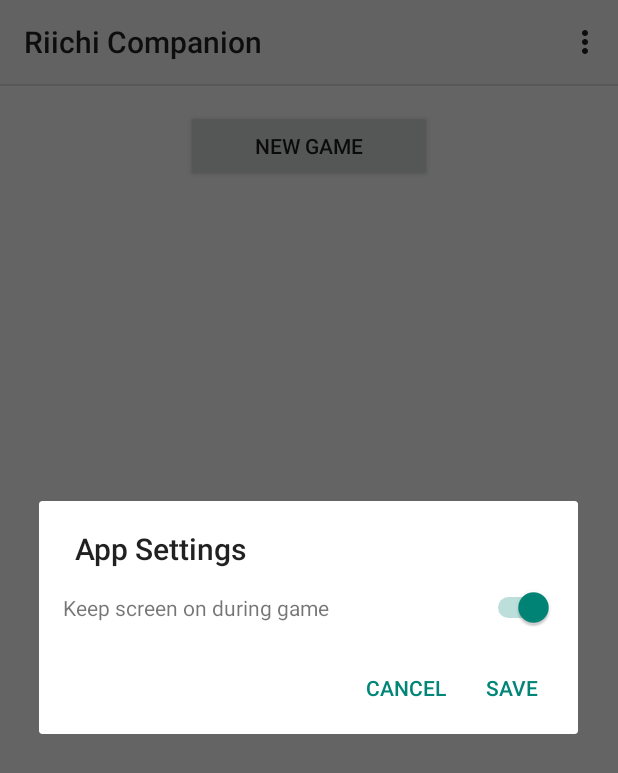
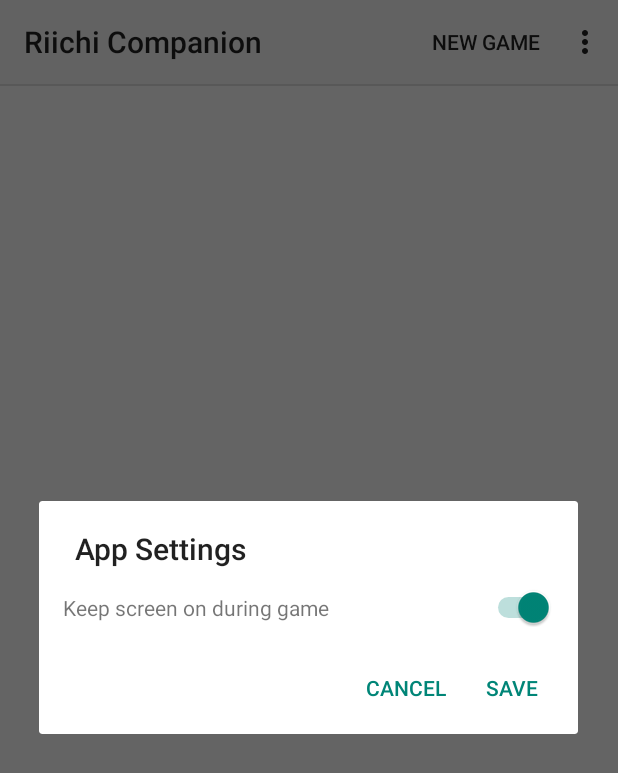
Before and after one commit to NaxHPL/RiichiCompanion, an Android app: the screen it shows after launch (MainActivity), in the options menu, after a tap on "Settings", on a phone screen of 412 x 824 dp. Shown: the top 773 px of the screen. Run offline under Robolectric (Android 15) with nearby library versions, the phone set to English and light mode, and no system bars.

Commit message:
Put New Game button on main activity app bar

```diff
--- a/RiichiCompanion/app/src/main/java/com/example/riichicompanion/MainActivity.java
+++ b/RiichiCompanion/app/src/main/java/com/example/riichicompanion/MainActivity.java
@@ -72,6 +72,10 @@ public class MainActivity extends AppCompatActivity {
             openSettings();
             return true;
         }
+        else if (item.getItemId() == R.id.miNewGame) {
+            createNewGame();
+            return true;
+        }
 
         return super.onOptionsItemSelected(item);
     }
@@ -81,7 +85,7 @@ public class MainActivity extends AppCompatActivity {
         dialog.show(getSupportFragmentManager(), "app_settings_dialog");
     }
 
-    public void createNewGame(View view) {
+    public void createNewGame() {
         if (ongoingGame == null) {
             startCreateGameActivity();
             return;
--- a/RiichiCompanion/app/src/main/res/layout/activity_main.xml
+++ b/RiichiCompanion/app/src/main/res/layout/activity_main.xml
@@ -73,17 +73,6 @@
 
     </androidx.constraintlayout.widget.ConstraintLayout>
 
-    <Button
-        android:id="@+id/btnCreateGame"
-        android:layout_width="164dp"
-        android:layout_height="48dp"
-        android:layout_marginTop="16dp"
-        android:onClick="createNewGame"
-        android:text="New Game"
-        app:layout_constraintEnd_toEndOf="parent"
-        app:layout_constraintStart_toStartOf="parent"
-        app:layout_constraintTop_toBottomOf="@+id/divider" />
-
     <View
         android:id="@+id/divider"
         android:layout_width="match_parent"
--- a/RiichiCompanion/app/src/main/res/menu/app_bar_main.xml
+++ b/RiichiCompanion/app/src/main/res/menu/app_bar_main.xml
@@ -2,6 +2,11 @@
 <menu xmlns:app="http://schemas.android.com/apk/res-auto"
     xmlns:android="http://schemas.android.com/apk/res/android">
     <item
+        android:id="@+id/miNewGame"
+        android:title="@string/new_game"
+        app:showAsAction="always" />
+    <item
         android:id="@+id/miAppSettings"
-        android:title="Settings" />
+        android:title="Settings"
+        app:showAsAction="never" />
 </menu>
```
